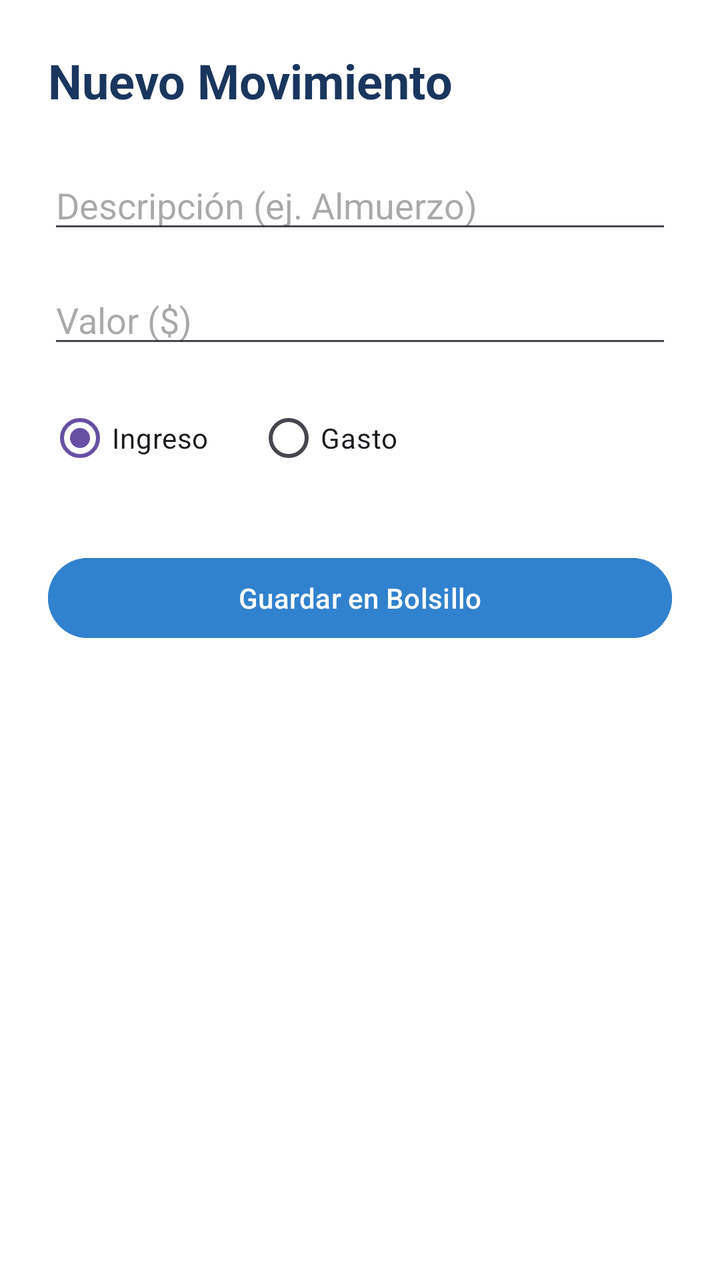
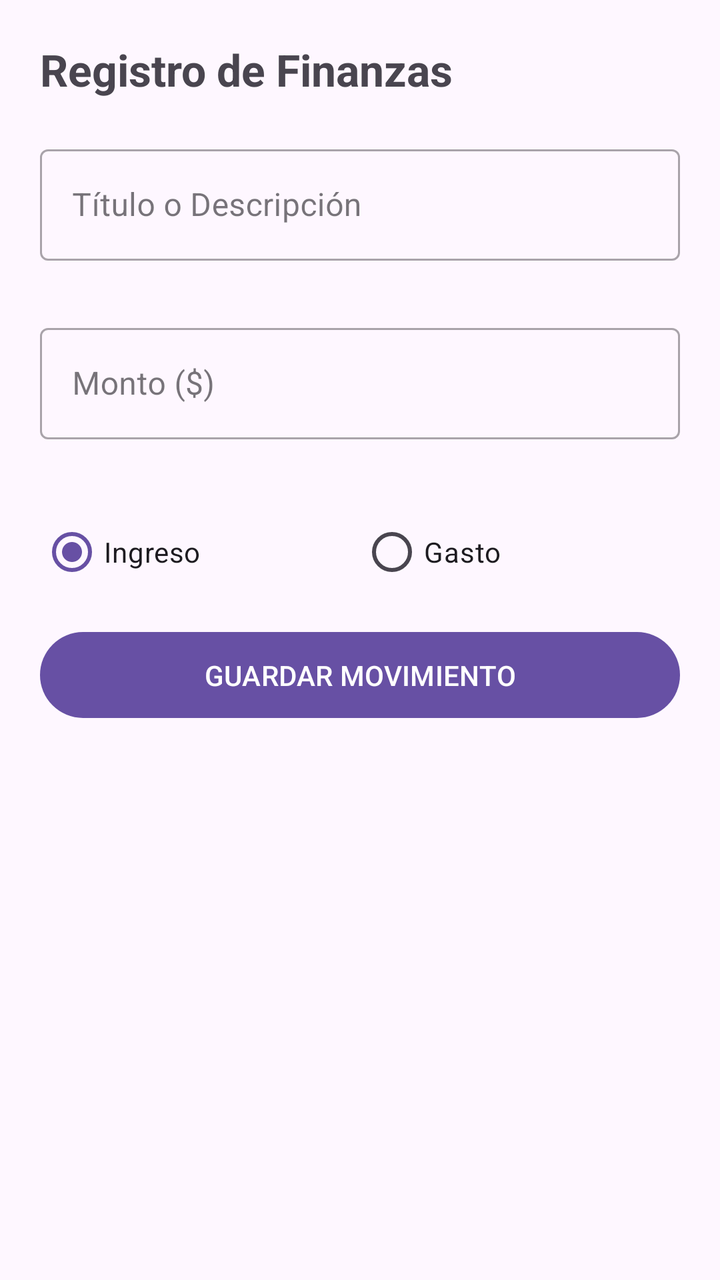

The first picture is an Android layout as it rendered before a commit; the second is the same layout after the commit. The layout source and the unified diff follow.
<!-- AndroidManifest.xml: application theme Theme.MiBolsillo -->
<!-- res/layout/activity_formulario.xml -->
<?xml version="1.0" encoding="utf-8"?>
<LinearLayout
    xmlns:android="http://schemas.android.com/apk/res/android"
    android:layout_width="match_parent"
    android:layout_height="match_parent"
    android:orientation="vertical"
    android:padding="24dp"
    android:background="#FFFFFF">

    <TextView
        android:id="@+id/lblTitulo"
        android:layout_width="wrap_content"
        android:layout_height="wrap_content"
        android:text="Nuevo Movimiento"
        android:textSize="24sp"
        android:textStyle="bold"
        android:textColor="#1A365D"
        android:layout_marginBottom="24dp" />

    <EditText
        android:id="@+id/etDescripcion"
        android:layout_width="match_parent"
        android:layout_height="wrap_content"
        android:hint="Descripción (ej. Almuerzo)"
        android:inputType="text"
        android:layout_marginBottom="16dp" />

    <EditText
        android:id="@+id/etValor"
        android:layout_width="match_parent"
        android:layout_height="wrap_content"
        android:hint="Valor ($)"
        android:inputType="numberDecimal"
        android:layout_marginBottom="16dp" />

    <RadioGroup
        android:id="@+id/rgTipo"
        android:layout_width="match_parent"
        android:layout_height="wrap_content"
        android:orientation="horizontal"
        android:layout_marginBottom="32dp"
        android:checkedButton="@id/rbIngreso">

        <RadioButton
            android:id="@+id/rbIngreso"
            android:layout_width="wrap_content"
            android:layout_height="wrap_content"
            android:text="Ingreso"
            android:layout_marginEnd="24dp" />

        <RadioButton
            android:id="@+id/rbGasto"
            android:layout_width="wrap_content"
            android:layout_height="wrap_content"
            android:text="Gasto" />
    </RadioGroup>

    <Button
        android:id="@+id/btnGuardar"
        android:layout_width="match_parent"
        android:layout_height="wrap_content"
        android:text="Guardar en Bolsillo"
        android:backgroundTint="#3182CE"
        android:textColor="#FFFFFF" />

</LinearLayout>
<!-- resources referenced by this layout -->
<resources>
  <style name="Theme.MiBolsillo" parent="Base.Theme.MiBolsillo" />
  <style name="Base.Theme.MiBolsillo" parent="Theme.Material3.DayNight.NoActionBar">
          
          
      </style>
</resources>

<!-- the commit's change to res/layout/activity_formulario.xml (unified diff, before → after) -->
@@ -1,66 +1,104 @@
 <?xml version="1.0" encoding="utf-8"?>
 <LinearLayout
     xmlns:android="http://schemas.android.com/apk/res/android"
+    xmlns:app="http://schemas.android.com/apk/res-auto"
     android:layout_width="match_parent"
     android:layout_height="match_parent"
     android:orientation="vertical"
-    android:padding="24dp"
-    android:background="#FFFFFF">
+    android:padding="20dp">
 
     <TextView
-        android:id="@+id/lblTitulo"
+        android:id="@+id/tvTituloFormulario"
         android:layout_width="wrap_content"
         android:layout_height="wrap_content"
-        android:text="Nuevo Movimiento"
-        android:textSize="24sp"
+        android:text="Registro de Finanzas"
+        android:textSize="22sp"
         android:textStyle="bold"
-        android:textColor="#1A365D"
-        android:layout_marginBottom="24dp" />
+        android:layout_marginBottom="20dp" />
 
-    <EditText
-        android:id="@+id/etDescripcion"
+    
+    <com.google.android.material.textfield.TextInputLayout
+        android:id="@+id/tilTitulo"
         android:layout_width="match_parent"
         android:layout_height="wrap_content"
-        android:hint="Descripción (ej. Almuerzo)"
-        android:inputType="text"
-        android:layout_marginBottom="16dp" />
+        android:hint="Título o Descripción"
+        app:errorEnabled="true"
+        style="@style/Widget.MaterialComponents.TextInputLayout.OutlinedBox">
 
-    <EditText
-        android:id="@+id/etValor"
+        <com.google.android.material.textfield.TextInputEditText
+            android:id="@+id/etTitulo"
+            android:layout_width="match_parent"
+            android:layout_height="wrap_content"
+            android:inputType="textCapSentences" />
+    </com.google.android.material.textfield.TextInputLayout>
+
+    
+    <com.google.android.material.textfield.TextInputLayout
+        android:id="@+id/tilMonto"
         android:layout_width="match_parent"
         android:layout_height="wrap_content"
-        android:hint="Valor ($)"
-        android:inputType="numberDecimal"
-        android:layout_marginBottom="16dp" />
+        android:hint="Monto ($)"
+        android:layout_marginTop="8dp"
+        app:errorEnabled="true"
+        style="@style/Widget.MaterialComponents.TextInputLayout.OutlinedBox">
 
+        <com.google.android.material.textfield.TextInputEditText
+            android:id="@+id/etMonto"
+            android:layout_width="match_parent"
+            android:layout_height="wrap_content"
+            android:inputType="numberDecimal" />
+    </com.google.android.material.textfield.TextInputLayout>
+
+    
     <RadioGroup
         android:id="@+id/rgTipo"
         android:layout_width="match_parent"
         android:layout_height="wrap_content"
         android:orientation="horizontal"
-        android:layout_marginBottom="32dp"
-        android:checkedButton="@id/rbIngreso">
+        android:layout_marginVertical="12dp">
 
         <RadioButton
             android:id="@+id/rbIngreso"
-            android:layout_width="wrap_content"
+            android:layout_width="0dp"
             android:layout_height="wrap_content"
+            android:layout_weight="1"
             android:text="Ingreso"
-            android:layout_marginEnd="24dp" />
+            android:checked="true" />
 
         <RadioButton
             android:id="@+id/rbGasto"
-            android:layout_width="wrap_content"
+            android:layout_width="0dp"
             android:layout_height="wrap_content"
+            android:layout_weight="1"
             android:text="Gasto" />
     </RadioGroup>
 
-    <Button
+    
+    <ProgressBar
+        android:id="@+id/pbCargaFormulario"
+        android:layout_width="wrap_content"
+        android:layout_height="wrap_content"
+        android:layout_gravity="center"
+        android:visibility="gone"
+        android:layout_marginVertical="10dp" />
+
+    
+    <com.google.android.material.button.MaterialButton
         android:id="@+id/btnGuardar"
         android:layout_width="match_parent"
         android:layout_height="wrap_content"
-        android:text="Guardar en Bolsillo"
-        android:backgroundTint="#3182CE"
-        android:textColor="#FFFFFF" />
+        android:text="GUARDAR MOVIMIENTO"
+        android:padding="12dp" />
+
+    
+    <com.google.android.material.button.MaterialButton
+        android:id="@+id/btnEliminar"
+        android:layout_width="match_parent"
+        android:layout_height="wrap_content"
+        android:text="ELIMINAR MOVIMIENTO"
+        android:visibility="gone"
+        android:backgroundTint="@android:color/holo_red_dark"
+        android:layout_marginTop="8dp"
+        android:padding="12dp" />
 
 </LinearLayout>
